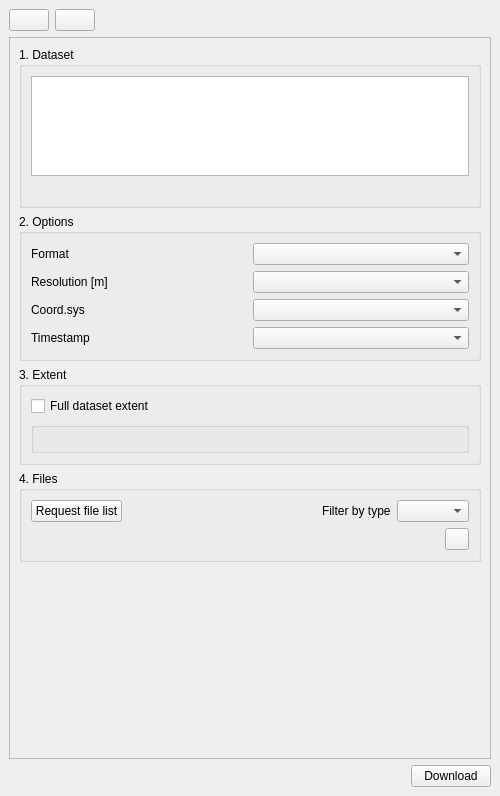
Qt form ui/sgd_dockwidget_base.ui (piMoll/swissgeodownloader) before a commit.
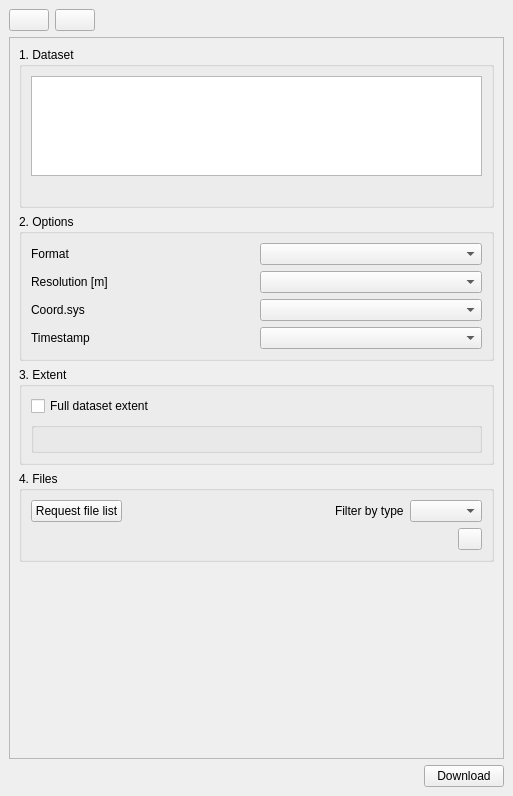
The same form after that commit. Icons and pictures are not drawn. Custom widgets are drawn as their Qt base class.

Commit message: Minor changes to gui and build script.

The edit to the form file:
```diff
--- a/ui/sgd_dockwidget_base.ui
+++ b/ui/sgd_dockwidget_base.ui
@@ -6,7 +6,7 @@
    <rect>
     <x>0</x>
     <y>0</y>
-    <width>500</width>
+    <width>513</width>
     <height>796</height>
    </rect>
   </property>
@@ -82,7 +82,7 @@
         <rect>
          <x>0</x>
          <y>0</y>
-         <width>480</width>
+         <width>493</width>
          <height>692</height>
         </rect>
        </property>
@@ -342,7 +342,7 @@
             <property name="sizeHint" stdset="0">
              <size>
               <width>20</width>
-              <height>40</height>
+              <height>0</height>
              </size>
             </property>
            </spacer>
```
The commit also changes 2 other files.
